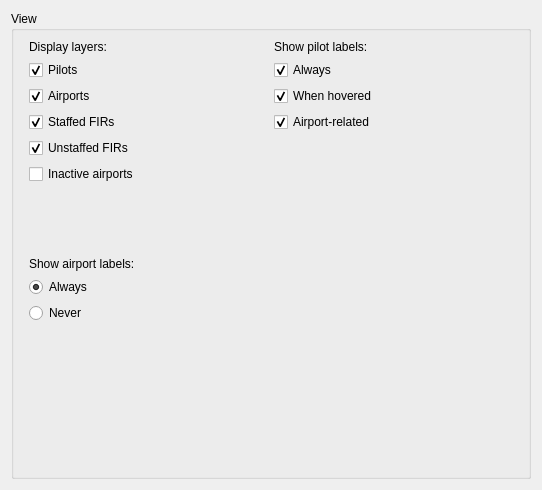
Above: source/ui/pages/viewpage.ui from Vatsinator/vatsinator-legacy before the change. Below: the same form after it.
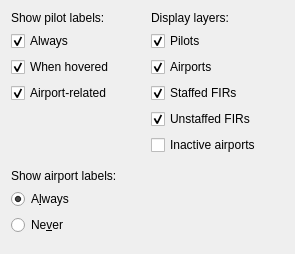
That is the form after the change.

Diff of the .ui file:
```diff
--- a/source/ui/pages/viewpage.ui
+++ b/source/ui/pages/viewpage.ui
@@ -6,36 +6,69 @@
    <rect>
     <x>0</x>
     <y>0</y>
-    <width>542</width>
-    <height>490</height>
+    <width>295</width>
+    <height>254</height>
    </rect>
   </property>
   <property name="windowTitle">
    <string notr="true">View</string>
   </property>
-  <layout class="QHBoxLayout" name="horizontalLayout">
-   <item>
-    <widget class="QGroupBox" name="ViewBox">
-     <property name="sizePolicy">
-      <sizepolicy hsizetype="MinimumExpanding" vsizetype="MinimumExpanding">
-       <horstretch>0</horstretch>
-       <verstretch>0</verstretch>
-      </sizepolicy>
-     </property>
-     <property name="title">
-      <string>View</string>
-     </property>
-     <property name="alignment">
-      <set>Qt::AlignLeading|Qt::AlignLeft|Qt::AlignTop</set>
-     </property>
-     <layout class="QGridLayout" name="gridLayout_4">
-      <property name="leftMargin">
-       <number>15</number>
-      </property>
-      <property name="rightMargin">
-       <number>15</number>
-      </property>
+  <layout class="QGridLayout" name="gridLayout">
       <item row="0" column="0">
+    <layout class="QVBoxLayout" name="verticalLayout_3">
+     <item>
+      <widget class="QLabel" name="label_4">
+       <property name="text">
+        <string>Show pilot labels:</string>
+       </property>
+      </widget>
+     </item>
+     <item>
+      <widget class="QCheckBox" name="ShowPilotsLabelsAlwaysCheckBox">
+       <property name="text">
+        <string>Always</string>
+       </property>
+       <property name="checked">
+        <bool>true</bool>
+       </property>
+      </widget>
+     </item>
+     <item>
+      <widget class="QCheckBox" name="ShowPilotsLabelsWhenHoveredCheckBox">
+       <property name="text">
+        <string>When hovered</string>
+       </property>
+       <property name="checked">
+        <bool>true</bool>
+       </property>
+      </widget>
+     </item>
+     <item>
+      <widget class="QCheckBox" name="ShowPilotsLabelsAirportRelatedCheckBox">
+       <property name="text">
+        <string>Airport-related</string>
+       </property>
+       <property name="checked">
+        <bool>true</bool>
+       </property>
+      </widget>
+     </item>
+     <item>
+      <spacer name="verticalSpacer_3">
+       <property name="orientation">
+        <enum>Qt::Vertical</enum>
+       </property>
+       <property name="sizeHint" stdset="0">
+        <size>
+         <width>20</width>
+         <height>40</height>
+        </size>
+       </property>
+      </spacer>
+     </item>
+    </layout>
+   </item>
+   <item row="0" column="1">
        <layout class="QVBoxLayout" name="verticalLayout_2">
         <item>
          <widget class="QLabel" name="label_3">
@@ -106,60 +139,6 @@
         </item>
        </layout>
       </item>
-      <item row="0" column="1">
-       <layout class="QVBoxLayout" name="verticalLayout_3">
-        <item>
-         <widget class="QLabel" name="label_4">
-          <property name="text">
-           <string>Show pilot labels:</string>
-          </property>
-         </widget>
-        </item>
-        <item>
-         <widget class="QCheckBox" name="ShowPilotsLabelsAlwaysCheckBox">
-          <property name="text">
-           <string>Always</string>
-          </property>
-          <property name="checked">
-           <bool>true</bool>
-          </property>
-         </widget>
-        </item>
-        <item>
-         <widget class="QCheckBox" name="ShowPilotsLabelsWhenHoveredCheckBox">
-          <property name="text">
-           <string>When hovered</string>
-          </property>
-          <property name="checked">
-           <bool>true</bool>
-          </property>
-         </widget>
-        </item>
-        <item>
-         <widget class="QCheckBox" name="ShowPilotsLabelsAirportRelatedCheckBox">
-          <property name="text">
-           <string>Airport-related</string>
-          </property>
-          <property name="checked">
-           <bool>true</bool>
-          </property>
-         </widget>
-        </item>
-        <item>
-         <spacer name="verticalSpacer_3">
-          <property name="orientation">
-           <enum>Qt::Vertical</enum>
-          </property>
-          <property name="sizeHint" stdset="0">
-           <size>
-            <width>20</width>
-            <height>40</height>
-           </size>
-          </property>
-         </spacer>
-        </item>
-       </layout>
-      </item>
       <item row="1" column="0">
        <layout class="QVBoxLayout" name="verticalLayout_4">
         <item>
@@ -172,7 +151,7 @@
         <item>
          <widget class="QRadioButton" name="AlwaysRadioButton">
           <property name="text">
-           <string>Always</string>
+        <string>A&amp;lways</string>
           </property>
           <property name="checked">
            <bool>true</bool>
@@ -185,7 +164,7 @@
         <item>
          <widget class="QRadioButton" name="NeverRadioButton">
           <property name="text">
-           <string>Never</string>
+        <string>Ne&amp;ver</string>
           </property>
           <property name="checked">
            <bool>false</bool>
@@ -209,9 +188,6 @@
          </spacer>
         </item>
        </layout>
-      </item>
-     </layout>
-    </widget>
    </item>
   </layout>
  </widget>
```
Left out of the diff: 6 changed lines with no effect on the pictures. Lines whose indentation alone changed are shown as unchanged.
